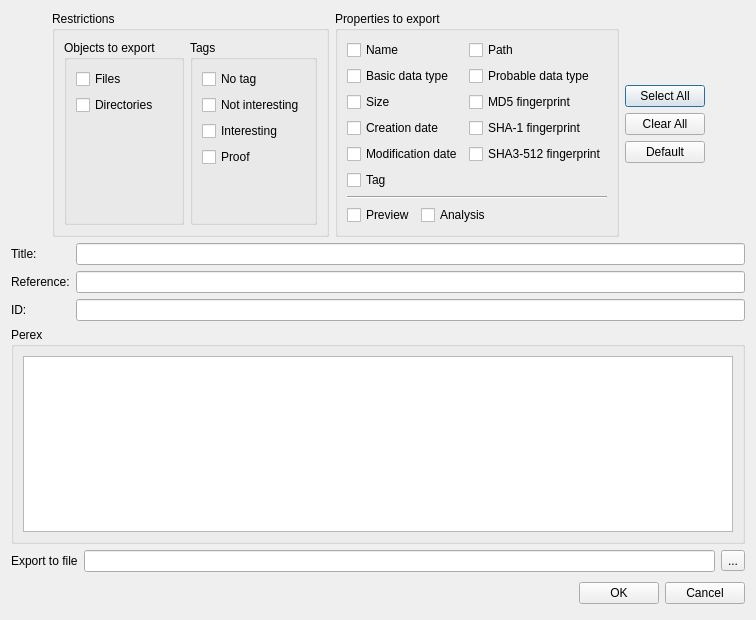
Old version of the form src/ui/forms/FinalReportDialog.ui in the repository vookimedlo/data-analysis.
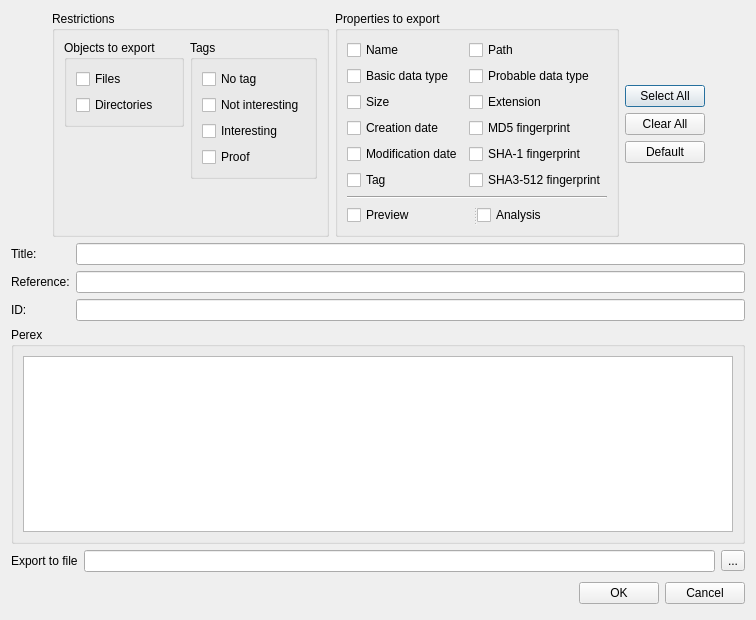
New version of the form.

Commit message: Adding Extension options to the final report and reformatting Final Report Settings dialog

```diff
--- a/src/ui/forms/FinalReportDialog.ui
+++ b/src/ui/forms/FinalReportDialog.ui
@@ -17,7 +17,7 @@
   <property name="locale">
    <locale language="English" country="UnitedStates"/>
   </property>
-  <layout class="QVBoxLayout" name="verticalLayout_5">
+  <layout class="QVBoxLayout" name="verticalLayout_12">
    <item>
     <layout class="QHBoxLayout" name="horizontalLayout_4">
      <item>
@@ -34,29 +34,27 @@
       </spacer>
      </item>
      <item>
-      <layout class="QHBoxLayout" name="horizontalLayout_2">
-       <item>
         <widget class="QGroupBox" name="groupBox_4">
          <property name="title">
           <string>Restrictions</string>
          </property>
-         <layout class="QHBoxLayout" name="horizontalLayout_3">
+       <layout class="QHBoxLayout" name="horizontalLayout_2">
+        <item>
+         <layout class="QVBoxLayout" name="verticalLayout_3">
           <item>
            <widget class="QGroupBox" name="groupBox_2">
             <property name="title">
              <string>Objects to export</string>
             </property>
-            <layout class="QVBoxLayout" name="verticalLayout_2">
+            <layout class="QVBoxLayout" name="verticalLayout">
              <item>
-              <layout class="QFormLayout" name="formLayout_2">
-               <item row="0" column="0">
                 <widget class="QCheckBox" name="checkBoxFiles">
                  <property name="text">
                   <string>Files</string>
                  </property>
                 </widget>
                </item>
-               <item row="1" column="0">
+             <item>
                 <widget class="QCheckBox" name="checkBoxDirectories">
                  <property name="text">
                   <string>Directories</string>
@@ -64,40 +62,53 @@
                 </widget>
                </item>
               </layout>
-             </item>
-            </layout>
            </widget>
           </item>
+          <item>
+           <spacer name="verticalSpacer_3">
+            <property name="orientation">
+             <enum>Qt::Vertical</enum>
+            </property>
+            <property name="sizeHint" stdset="0">
+             <size>
+              <width>20</width>
+              <height>40</height>
+             </size>
+            </property>
+           </spacer>
+          </item>
+         </layout>
+        </item>
+        <item>
+         <layout class="QVBoxLayout" name="verticalLayout_11">
           <item>
            <widget class="QGroupBox" name="groupBox_5">
             <property name="title">
              <string>Tags</string>
             </property>
-            <layout class="QVBoxLayout" name="verticalLayout_3">
+            <layout class="QVBoxLayout" name="verticalLayout_2">
              <item>
-              <layout class="QFormLayout" name="formLayout_3">
-               <item row="0" column="0">
                 <widget class="QCheckBox" name="checkBoxTagNoTag">
                  <property name="text">
                   <string>No tag</string>
                  </property>
                 </widget>
                </item>
-               <item row="1" column="0">
+             <item>
                 <widget class="QCheckBox" name="checkBoxTagNotInteresting">
                  <property name="text">
                   <string>Not interesting</string>
                  </property>
                 </widget>
                </item>
-               <item row="2" column="0">
+             <item>
                 <widget class="QCheckBox" name="checkBoxTagInteresting">
                  <property name="text">
                   <string>Interesting</string>
                  </property>
                 </widget>
                </item>
-               <item row="3" column="0">
+             <item>
                 <widget class="QCheckBox" name="checkBoxTagProof">
                  <property name="text">
                   <string>Proof</string>
@@ -105,9 +116,22 @@
                 </widget>
                </item>
               </layout>
-             </item>
-            </layout>
            </widget>
+          </item>
+          <item>
+           <spacer name="verticalSpacer_4">
+            <property name="orientation">
+             <enum>Qt::Vertical</enum>
+            </property>
+            <property name="sizeHint" stdset="0">
+             <size>
+              <width>20</width>
+              <height>40</height>
+             </size>
+            </property>
+           </spacer>
+          </item>
+         </layout>
           </item>
          </layout>
         </widget>
@@ -117,80 +141,47 @@
          <property name="title">
           <string>Properties to export</string>
          </property>
-         <layout class="QVBoxLayout" name="verticalLayout">
+       <layout class="QVBoxLayout" name="verticalLayout_7">
           <item>
-           <layout class="QFormLayout" name="formLayout">
-            <item row="1" column="0">
+         <layout class="QHBoxLayout" name="horizontalLayout_3">
+          <item>
+           <layout class="QVBoxLayout" name="verticalLayout_4">
+            <item>
+             <widget class="QCheckBox" name="checkBoxName">
+              <property name="text">
+               <string>Name</string>
+              </property>
+             </widget>
+            </item>
+            <item>
              <widget class="QCheckBox" name="checkBoxBasicDataType">
               <property name="text">
                <string>Basic data type</string>
               </property>
              </widget>
             </item>
-            <item row="1" column="1">
-             <widget class="QCheckBox" name="checkBoxProbableDataType">
-              <property name="text">
-               <string>Probable data type</string>
-              </property>
-             </widget>
-            </item>
-            <item row="2" column="0">
+            <item>
              <widget class="QCheckBox" name="checkBoxSize">
               <property name="text">
                <string>Size </string>
               </property>
              </widget>
             </item>
-            <item row="2" column="1">
-             <widget class="QCheckBox" name="checkBoxMD5">
-              <property name="text">
-               <string>MD5 fingerprint</string>
-              </property>
-             </widget>
-            </item>
-            <item row="3" column="0">
+            <item>
              <widget class="QCheckBox" name="checkBoxCreationDate">
               <property name="text">
                <string>Creation date</string>
               </property>
              </widget>
             </item>
-            <item row="3" column="1">
-             <widget class="QCheckBox" name="checkBoxSHA1">
-              <property name="text">
-               <string>SHA-1 fingerprint</string>
-              </property>
-             </widget>
-            </item>
-            <item row="4" column="0">
+            <item>
              <widget class="QCheckBox" name="checkBoxModificationDate">
               <property name="text">
                <string>Modification date</string>
               </property>
              </widget>
             </item>
-            <item row="4" column="1">
-             <widget class="QCheckBox" name="checkBoxSHA3">
-              <property name="text">
-               <string>SHA3-512 fingerprint</string>
-              </property>
-             </widget>
-            </item>
-            <item row="0" column="0">
-             <widget class="QCheckBox" name="checkBoxName">
-              <property name="text">
-               <string>Name</string>
-              </property>
-             </widget>
-            </item>
-            <item row="0" column="1">
-             <widget class="QCheckBox" name="checkBoxPath">
-              <property name="text">
-               <string>Path</string>
-              </property>
-             </widget>
-            </item>
-            <item row="5" column="0">
+            <item>
              <widget class="QCheckBox" name="checkBoxTag">
               <property name="text">
                <string>Tag</string>
@@ -200,6 +191,54 @@
            </layout>
           </item>
           <item>
+           <layout class="QVBoxLayout" name="verticalLayout_5">
+            <item>
+             <widget class="QCheckBox" name="checkBoxPath">
+              <property name="text">
+               <string>Path</string>
+              </property>
+             </widget>
+            </item>
+            <item>
+             <widget class="QCheckBox" name="checkBoxProbableDataType">
+              <property name="text">
+               <string>Probable data type</string>
+              </property>
+             </widget>
+            </item>
+            <item>
+             <widget class="QCheckBox" name="checkBoxExtension">
+              <property name="text">
+               <string>Extension</string>
+              </property>
+             </widget>
+            </item>
+            <item>
+             <widget class="QCheckBox" name="checkBoxMD5">
+              <property name="text">
+               <string>MD5 fingerprint</string>
+              </property>
+             </widget>
+            </item>
+            <item>
+             <widget class="QCheckBox" name="checkBoxSHA1">
+              <property name="text">
+               <string>SHA-1 fingerprint</string>
+              </property>
+             </widget>
+            </item>
+            <item>
+             <widget class="QCheckBox" name="checkBoxSHA3">
+              <property name="text">
+               <string>SHA3-512 fingerprint</string>
+              </property>
+             </widget>
+            </item>
+           </layout>
+          </item>
+         </layout>
+        </item>
+        <item>
            <widget class="Line" name="line">
             <property name="orientation">
              <enum>Qt::Horizontal</enum>
@@ -207,30 +246,27 @@
            </widget>
           </item>
           <item>
-           <layout class="QFormLayout" name="formLayout_5">
-            <item row="0" column="0">
+         <widget class="QSplitter" name="splitter">
+          <property name="orientation">
+           <enum>Qt::Horizontal</enum>
+          </property>
              <widget class="QCheckBox" name="checkBoxPreview">
               <property name="text">
                <string>Preview</string>
               </property>
              </widget>
-            </item>
-            <item row="0" column="1">
              <widget class="QCheckBox" name="checkBoxAnalysis">
               <property name="text">
                <string>Analysis</string>
               </property>
              </widget>
-            </item>
-           </layout>
-          </item>
-         </layout>
         </widget>
        </item>
       </layout>
+      </widget>
      </item>
      <item>
-      <layout class="QVBoxLayout" name="verticalLayout_4">
+      <layout class="QVBoxLayout" name="verticalLayout_8">
        <item>
         <spacer name="verticalSpacer">
          <property name="orientation">
@@ -245,6 +281,8 @@
         </spacer>
        </item>
        <item>
+        <layout class="QVBoxLayout" name="verticalLayout_6">
+         <item>
         <widget class="QPushButton" name="selectAllPushButton">
          <property name="text">
           <string>Select All</string>
@@ -265,6 +303,8 @@
          </property>
         </widget>
        </item>
+        </layout>
+       </item>
        <item>
         <spacer name="verticalSpacer_2">
          <property name="orientation">
@@ -296,36 +336,44 @@
     </layout>
    </item>
    <item>
-    <layout class="QFormLayout" name="formLayout_4">
-     <item row="0" column="0">
+    <layout class="QHBoxLayout" name="horizontalLayout_6">
+     <item>
+      <layout class="QVBoxLayout" name="verticalLayout_9">
+       <item>
       <widget class="QLabel" name="label">
        <property name="text">
         <string>Title:</string>
        </property>
       </widget>
      </item>
-     <item row="0" column="1">
-      <widget class="QLineEdit" name="titleLineEdit"/>
-     </item>
-     <item row="1" column="0">
+       <item>
       <widget class="QLabel" name="label_2">
        <property name="text">
         <string>Reference:</string>
        </property>
       </widget>
      </item>
-     <item row="1" column="1">
-      <widget class="QLineEdit" name="referenceLineEdit"/>
-     </item>
-     <item row="2" column="0">
+       <item>
       <widget class="QLabel" name="label_4">
        <property name="text">
         <string>ID:</string>
        </property>
       </widget>
      </item>
-     <item row="2" column="1">
+      </layout>
+     </item>
+     <item>
+      <layout class="QVBoxLayout" name="verticalLayout_10">
+       <item>
+        <widget class="QLineEdit" name="titleLineEdit"/>
+       </item>
+       <item>
+        <widget class="QLineEdit" name="referenceLineEdit"/>
+       </item>
+       <item>
       <widget class="QLineEdit" name="idLineEdit"/>
+       </item>
+      </layout>
      </item>
     </layout>
    </item>
```
Lines whose indentation alone changed are shown as unchanged. The commit also changes 7 other files.
